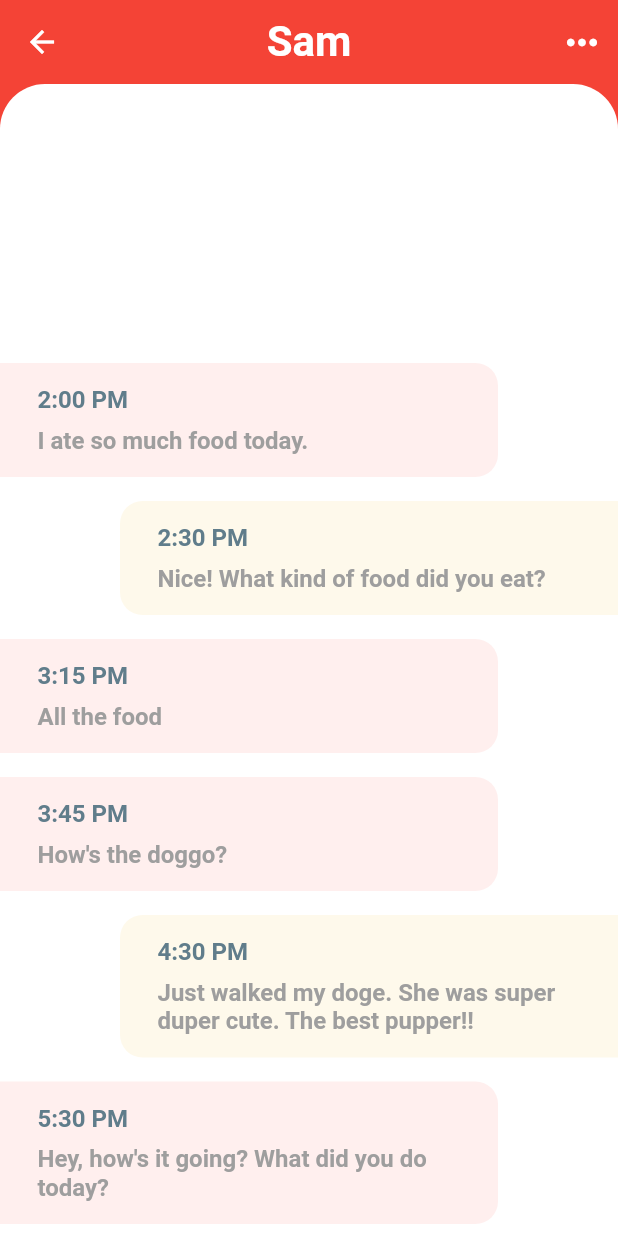
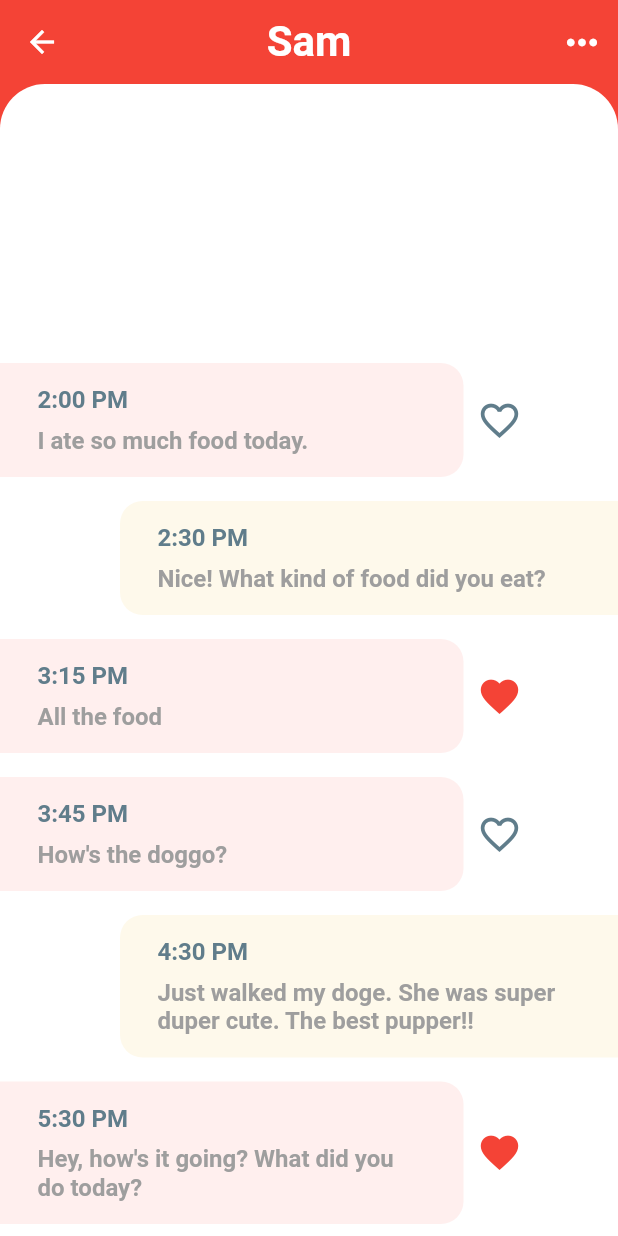
Before and after one commit to AbhinavRobinson/flutter-chat, a Flutter app: the screen it shows after launch, after a tap on "Sam", on a phone screen of 412 x 824 dp. Run offline on Flutter 3.47's test engine with Material 2 defaults, Android fonts, the phone set to English and light mode, and no system bars.

Commit message:
(feat): <3 icon and msg extract

```diff
--- a/lib/screens/chat_screen.dart
+++ b/lib/screens/chat_screen.dart
@@ -14,11 +14,12 @@ class ChatScreen extends StatefulWidget {
 class _ChatScreenState extends State<ChatScreen> {
   // Return Messages
   _buildMessage(Message message, bool isMe) {
-    return Container(
+    final msg = Container(
       margin: isMe
           ? EdgeInsets.only(top: 8.0, bottom: 8.0, left: 80.0)
-          : EdgeInsets.only(top: 8.0, bottom: 8.0, right: 80.0),
+          : EdgeInsets.only(top: 8.0, bottom: 8.0),
       padding: EdgeInsets.symmetric(horizontal: 25.0, vertical: 15.0),
+      width: MediaQuery.of(context).size.width * 0.75,
       decoration: BoxDecoration(
         color: isMe ? Theme.of(context).accentColor : Color(0xFFFFEFEE),
         borderRadius: isMe
@@ -53,6 +54,26 @@ class _ChatScreenState extends State<ChatScreen> {
           ),
         ],
       ),
+    );
+
+    if (isMe) {
+      return msg;
+    }
+
+    return Row(
+      children: <Widget>[
+        msg,
+        IconButton(
+          icon: message.isLiked
+              ? Icon(Icons.favorite)
+              : Icon(Icons.favorite_border),
+          iconSize: 30.0,
+          color: message.isLiked
+              ? Theme.of(context).primaryColor
+              : Colors.blueGrey,
+          onPressed: () {},
+        ),
+      ],
     );
   }
 
```
